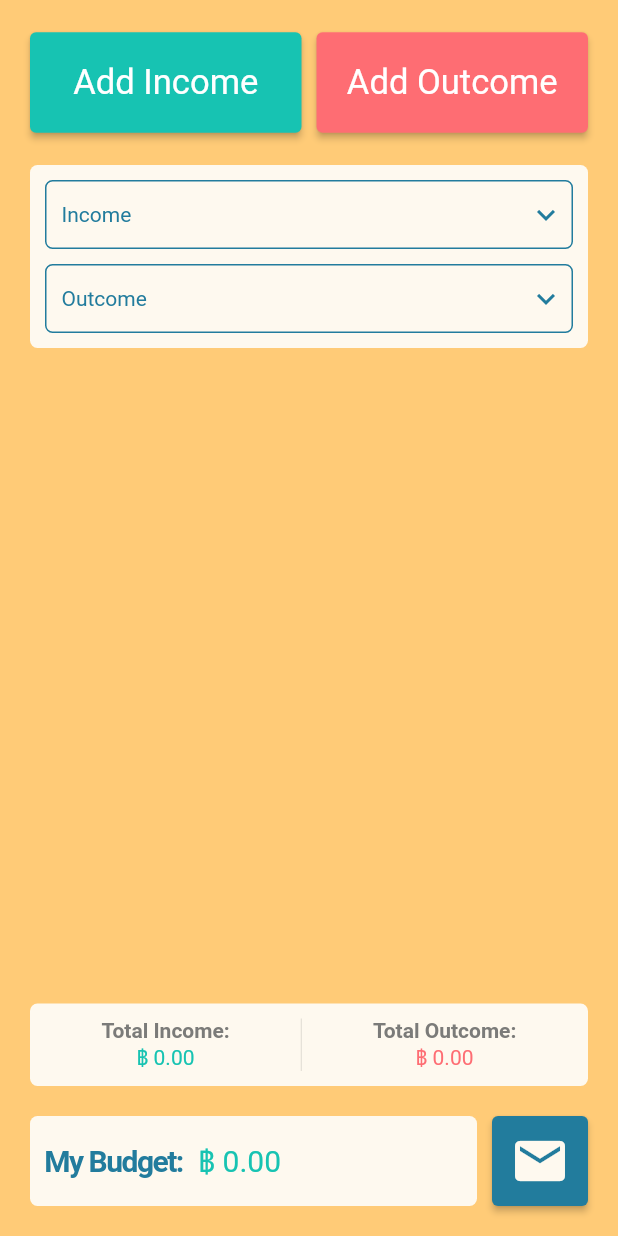
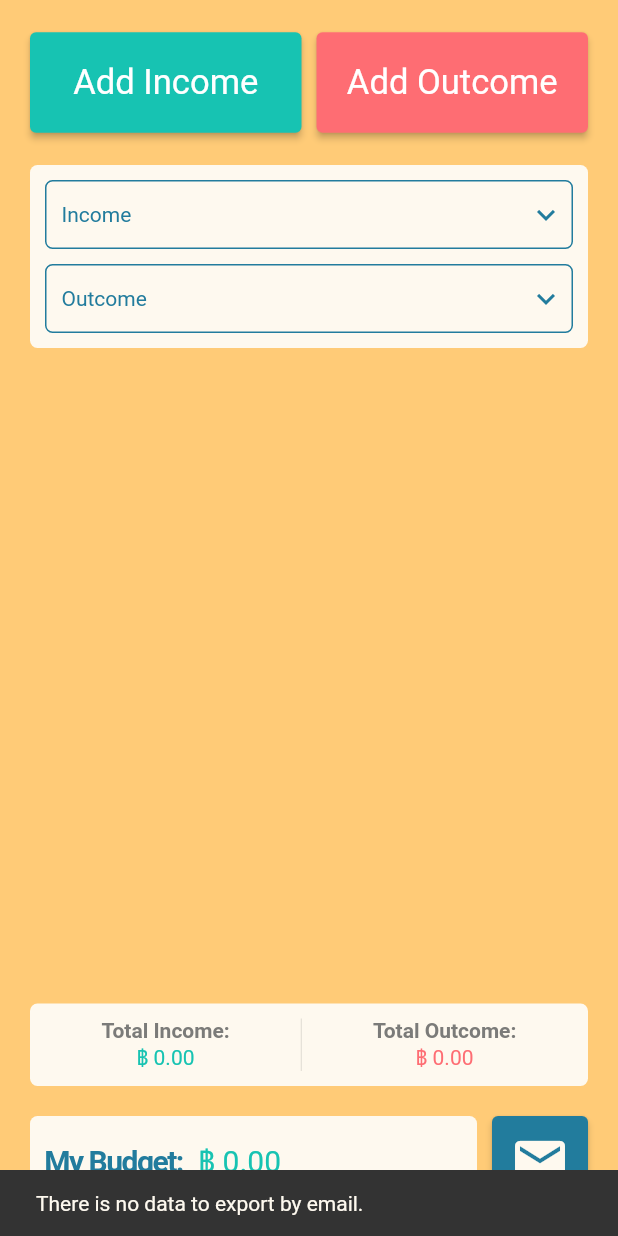
Before and after one commit to Nico-Strella/myBudget_frontend, a Flutter app: the screen it shows after launch, after a tap on the "email" icon, on a phone screen of 412 x 824 dp. Run offline on Flutter 3.47's test engine with Material 2 defaults, Android fonts, the phone set to English and light mode, and no system bars; drawn by our look-alikes of auto_size_text; our stand-ins replace csv, shared_preferences; missing offline and left inert: flutter_email_sender.

Commit message:
fix email sender error when no files generated and stored on shared preference

```diff
--- a/mybudget/lib/src/pages/widgets/sub_action_buttons.dart
+++ b/mybudget/lib/src/pages/widgets/sub_action_buttons.dart
@@ -1,6 +1,7 @@
 import 'dart:convert';
 import 'dart:io';
 
+import 'package:auto_size_text/auto_size_text.dart';
 import 'package:flutter/material.dart';
 import 'package:mybudget/src/utils/colors.dart';
 import 'package:mybudget/src/utils/csv_converter.dart';
@@ -21,29 +22,44 @@ class SubActionButtons extends StatelessWidget {
 
       // INCOMES
       String incomes = await getIncomes();
+      if (incomes != "") {
         dynamic incomeList = json.decode(incomes)['incomes'];
         final incomeFilePath = "$appDocumentsDirectory/IncomeLogs_$today.csv";
         final incomeFile = File(incomeFilePath);
-
-      // OUTCOMES
-      String outcomes = await getOutcomes();
-      dynamic outcomeList = json.decode(outcomes)['outcomes'];
-      final outcomeFilePath = "$appDocumentsDirectory/OutcomeLogs_$today.csv";
-      final outcomeFile = File(outcomeFilePath);
-
         String incomeCsv = CsvConverter.buildCsv(data: incomeList);
         await incomeFile.writeAsString(incomeCsv);
         if (incomeCsv != "") {
           attachmentPaths.add(incomeFilePath);
         }
+      }
 
+      // OUTCOMES
+      String outcomes = await getOutcomes();
+      if (outcomes != "") {
+        dynamic outcomeList = json.decode(outcomes)['outcomes'];
+        final outcomeFilePath = "$appDocumentsDirectory/OutcomeLogs_$today.csv";
+        final outcomeFile = File(outcomeFilePath);
         String outcomeCsv = CsvConverter.buildCsv(data: outcomeList);
         await outcomeFile.writeAsString(outcomeCsv);
         if (outcomeCsv != "") {
           attachmentPaths.add(outcomeFilePath);
         }
+      }
 
+      if (attachmentPaths.isNotEmpty) {
         EmailClient.sendEmail(attachmentPaths: attachmentPaths);
+      } else {
+        ScaffoldMessenger.of(context).removeCurrentSnackBar();
+        ScaffoldMessenger.of(context).showSnackBar(const SnackBar(
+          duration: Duration(seconds: 2),
+          content: AutoSizeText(
+            'There is no data to export by email.',
+            style: TextStyle(
+              color: ThemeColors.white,
+            ),
+          ),
+        ));
+      }
     }
 
     return SizedBox(
```
Lines whose indentation alone changed are shown as unchanged.
